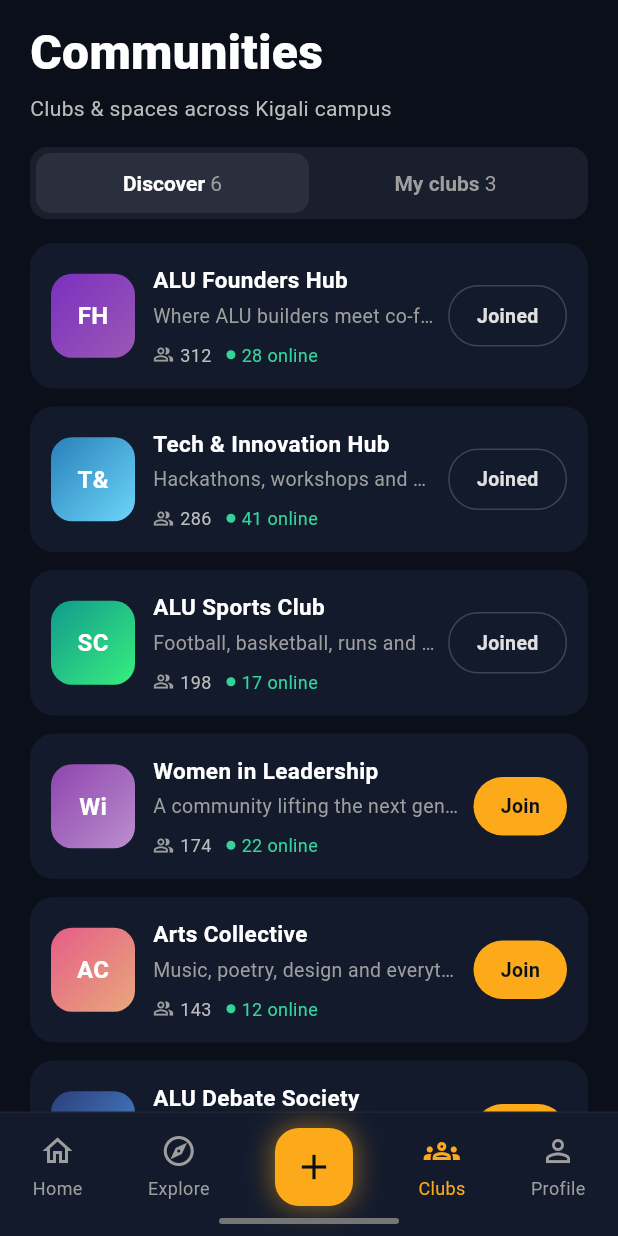
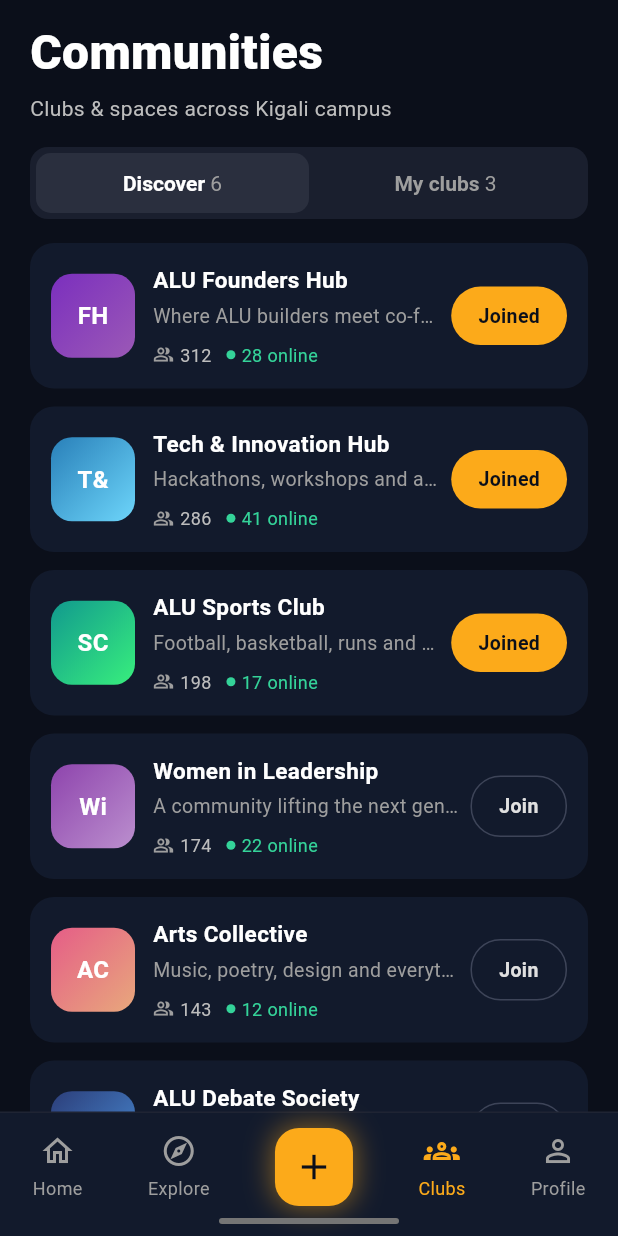
Before and after one commit to dindihabeeb/mobile_dev_formative_assignment_1, a Flutter app: the Communitypage screen opened directly, on a phone screen of 412 x 824 dp. Run offline on Flutter 3.47's test engine with Material 3 defaults, Android fonts, the phone set to English and light mode, and no system bars.

Commit message:
fix: swap join/joined button colors from white to yellow

```diff
--- a/lib/main.dart
+++ b/lib/main.dart
@@ -16,6 +16,6 @@ class MyApp extends StatefulWidget {
 class _MyAppState extends State<MyApp> {
   @override
   Widget build(BuildContext context) {
-    return MaterialApp(themeMode: ThemeMode.dark, home: NewEventPage());
+    return MaterialApp(themeMode: ThemeMode.dark, home: Communitypage());
   }
 }
--- a/lib/screens/communityPage.dart
+++ b/lib/screens/communityPage.dart
@@ -254,14 +254,14 @@ class _CommunitypageState extends State<Communitypage> {
             child: Container(
               padding: const EdgeInsets.symmetric(horizontal: 18, vertical: 10),
               decoration: BoxDecoration(
-                color: joined ? Colors.transparent : _kAccentOrange,
+                color: joined ? _kAccentOrange : Colors.transparent,
                 borderRadius: BorderRadius.circular(20),
-                border: joined ? Border.all(color: _kJoinedBorder) : null,
+                border: joined ? null : Border.all(color: _kJoinedBorder),
               ),
               child: Text(
                 joined ? 'Joined' : 'Join',
                 style: TextStyle(
-                  color: joined ? Colors.grey[300] : _kPageBg,
+                  color: joined ? _kPageBg : Colors.grey[300],
                   fontWeight: FontWeight.bold,
                   fontSize: 13,
                 ),
```
